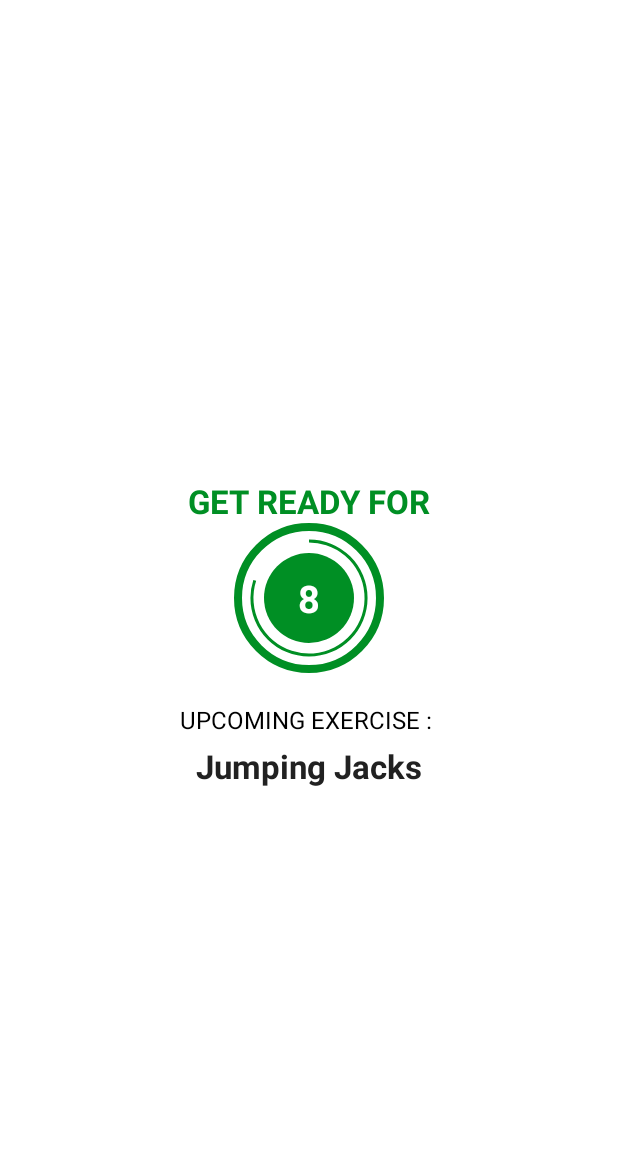
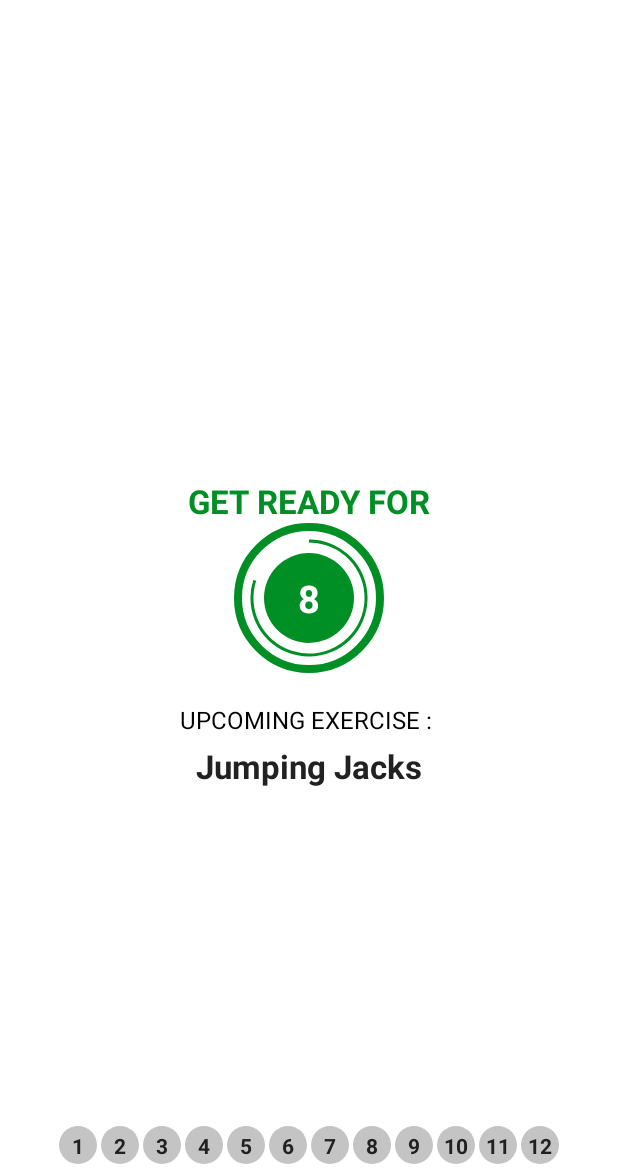
Before and after one commit to kaykay0808/7MinutesWorkout, an Android app: the ExerciseFragment screen opened through its navigation route, on a phone screen of 412 x 824 dp, the part 62-1236 px from its top. Run offline under Robolectric (Android 15) with nearby library versions, the phone set to English and light mode, and no system bars.

Commit message:
Displaying recyclerView with the exercise number

```diff
--- a/app/src/main/java/com/kay/a7minutesworkout/ExerciseStatusAdapter.kt
+++ b/app/src/main/java/com/kay/a7minutesworkout/ExerciseStatusAdapter.kt
@@ -7,7 +7,7 @@ import com.kay.a7minutesworkout.databinding.ItemExerciseStatusBinding
 
 class ExerciseStatusAdapter(val items: MutableList<ExerciseModel>) :
     RecyclerView.Adapter<ExerciseStatusAdapter.MainViewHolder>() {
-    class MainViewHolder(val binding: ItemExerciseStatusBinding) :
+    class MainViewHolder(private val binding: ItemExerciseStatusBinding) :
         RecyclerView.ViewHolder(binding.root) {
         val tvItem = binding.tvItem
     }
@@ -22,12 +22,14 @@ class ExerciseStatusAdapter(val items: MutableList<ExerciseModel>) :
         )
     }
 
+    // Assign every id to each circle
     override fun onBindViewHolder(holder: MainViewHolder, position: Int) {
         val model: ExerciseModel = items[position]
         holder.tvItem.text =
             model.getId().toString() // <- Getting the Id as a string from our model.
     }
 
+    // This say how many elements we have
     override fun getItemCount(): Int {
         return items.size
     }
--- a/app/src/main/java/com/kay/a7minutesworkout/fragments/ExerciseFragment.kt
+++ b/app/src/main/java/com/kay/a7minutesworkout/fragments/ExerciseFragment.kt
@@ -13,8 +13,10 @@ import android.widget.Toast
 import androidx.appcompat.app.AppCompatActivity
 import androidx.fragment.app.Fragment
 import androidx.navigation.fragment.findNavController
+import androidx.recyclerview.widget.LinearLayoutManager
 import com.kay.a7minutesworkout.Constants
 import com.kay.a7minutesworkout.ExerciseModel
+import com.kay.a7minutesworkout.ExerciseStatusAdapter
 import com.kay.a7minutesworkout.R
 import com.kay.a7minutesworkout.databinding.FragmentExerciseBinding
 import java.util.Locale
@@ -26,6 +28,9 @@ class ExerciseFragment : Fragment(), TextToSpeech.OnInitListener {
 
     // Media sound
     private var player: MediaPlayer? = null
+
+    // Adapter Object for our RecyclerView.
+    var exerciseAdapter: ExerciseStatusAdapter? = null
 
     // Variable for 10 seconds / Variable for Rest timer
     /** --Pause tid-- */
@@ -118,6 +123,7 @@ class ExerciseFragment : Fragment(), TextToSpeech.OnInitListener {
 
         // This function is used to set the progress details.
         setRestProgressBar()
+        setupRecyclerView()
     }
 
     // function which will set the rest progressbar
@@ -196,6 +202,15 @@ class ExerciseFragment : Fragment(), TextToSpeech.OnInitListener {
         }.start()
     }
 
+    /** Setup for the RecyclerView Status bar. */
+    fun setupRecyclerView() {
+        binding.recyclerViewExerciseStatus.layoutManager =
+            LinearLayoutManager(context, LinearLayoutManager.HORIZONTAL, false)
+        exerciseAdapter = ExerciseStatusAdapter(exerciseList!!)
+        // Assigning the adapter to the recyclerView
+        binding.recyclerViewExerciseStatus.adapter = exerciseAdapter
+    }
+
     /** Text to speech features */
     override fun onInit(status: Int) {
         if (status == TextToSpeech.SUCCESS) {
--- a/app/src/main/res/layout/fragment_exercise.xml
+++ b/app/src/main/res/layout/fragment_exercise.xml
@@ -166,11 +166,13 @@
 
     <androidx.recyclerview.widget.RecyclerView
         android:id="@+id/recyclerViewExerciseStatus"
-        android:layout_width="match_parent"
+        android:layout_width="wrap_content"
         android:layout_height="wrap_content"
         android:layout_margin="5dp"
         app:layout_constraintTop_toBottomOf="@id/flExerciseView"
         app:layout_constraintBottom_toBottomOf="parent"
+        app:layout_constraintStart_toStartOf="parent"
+        app:layout_constraintEnd_toEndOf="parent"
 
         />
 
```
Also changed, not shown: 1 other file.
